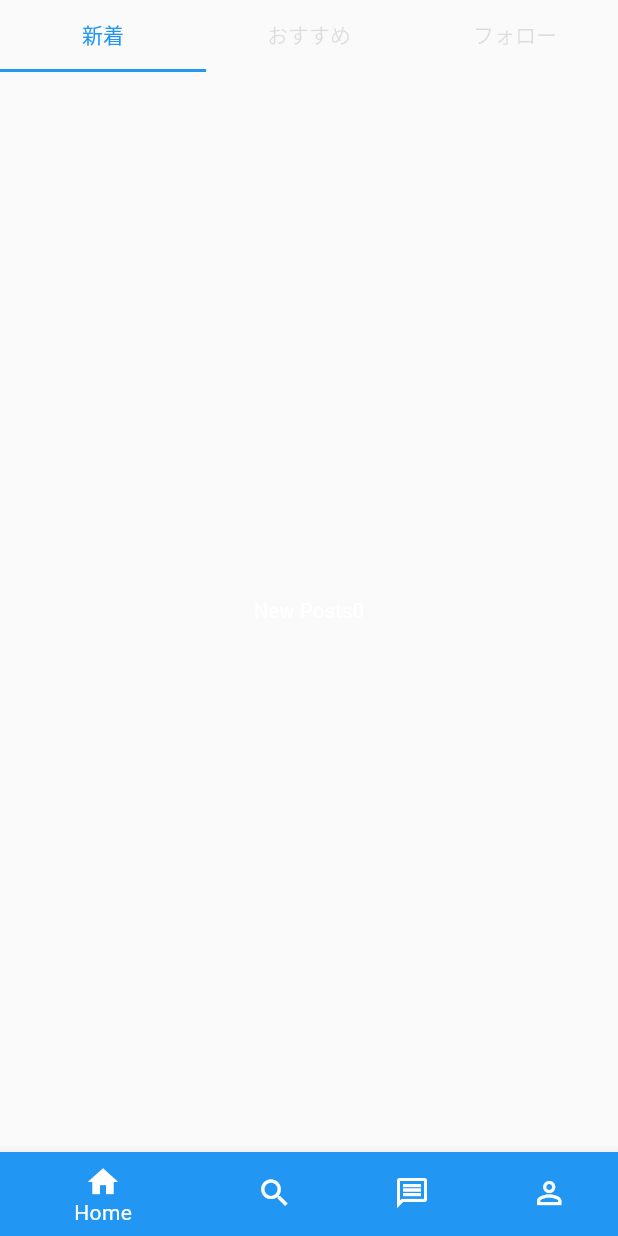
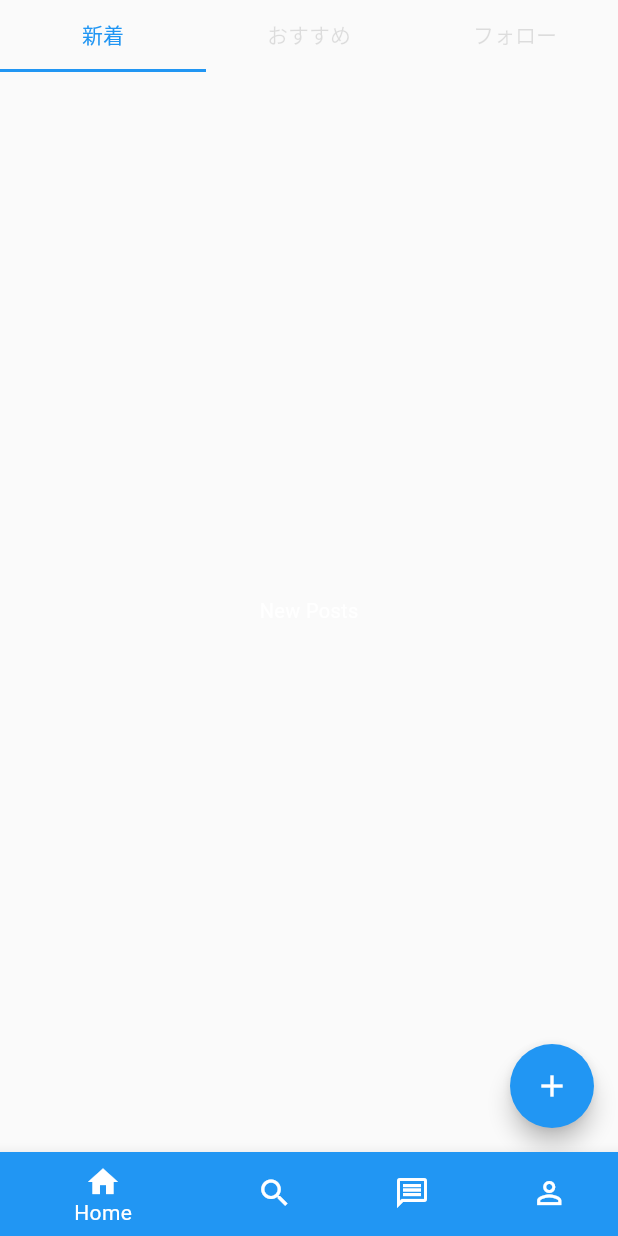
Before and after one commit to koukisugimoto/bulletin-board, a Flutter app: the screen it shows after launch, after a tap on "ログイン", on a phone screen of 412 x 824 dp. Run offline on Flutter 3.47's test engine with Material 2 defaults, Android fonts, the light colour scheme and no system bars; our stand-ins replace flutter_screenutil.

Commit message:
ページ作成

```diff
--- a/bulletin_board_app/lib/create_account_page.dart
+++ b/bulletin_board_app/lib/create_account_page.dart
@@ -33,7 +33,7 @@ class createAccountPage extends StatelessWidget{
             ),
             ElevatedButton(
                 onPressed: () {
-                  Navigator.push(context, MaterialPageRoute(builder: (context) => followTopicPage()));
+                  Navigator.push(context, MaterialPageRoute(builder: (context) => followTopicPage(), fullscreenDialog: true));
                 },
                 child: Text('送信', style: TextStyle(fontSize: 20.sp),),
             ),
--- a/bulletin_board_app/lib/follow_topic.dart
+++ b/bulletin_board_app/lib/follow_topic.dart
@@ -8,7 +8,7 @@ class followTopicPage extends StatelessWidget {
   Widget build(BuildContext context) {
     return Scaffold(
       appBar: AppBar(
-        title: Text('気になるトピックをフォロー'),
+        title: const Text('気になるトピックをフォロー'),
         automaticallyImplyLeading: false,
       ),
       body: SingleChildScrollView(
--- a/bulletin_board_app/lib/home.dart
+++ b/bulletin_board_app/lib/home.dart
@@ -1,49 +1,36 @@
 import 'package:flutter/material.dart';
 import 'package:flutter_screenutil/flutter_screenutil.dart';
+import 'search_page.dart';
+import 'message_page.dart';
+import 'my_profile_page.dart';
+import 'timelinePage.dart';
 
 class home extends StatefulWidget {
   const home({super.key});
 
-
   @override
-  _homePage createState() => _homePage();
+  _home createState() => _home();
 }
 
-class _homePage extends State<home> {
+class _home extends State<home> {
 
   int _selectedIndex = 0;
+
+  final _pages = <Widget>[
+    timeline(),
+    serchPage(),
+    messagePage(),
+    myProfile(),
+  ];
 
   @override
   Widget build(BuildContext context) {
     return Scaffold(
-      body: SafeArea(
-        child: DefaultTabController(
-          length: 3,
-          child: Column(
-            crossAxisAlignment: CrossAxisAlignment.center,
-            children: [
-              TabBar(
-                labelColor: Colors.blue,
-                unselectedLabelColor: Colors.black12,
-                tabs: [Tab(text: '新着'), Tab(text: 'おすすめ'), Tab(text: 'フォロー')],
-              ),
-              Expanded(
-                  child: TabBarView(
-                      children: [
-                        Center(child: Text('New Posts' + '$_selectedIndex'),),
-                        Center(child: Text('recommendation' + '$_selectedIndex'),),
-                        Center(child: Text('Follow Post' + '$_selectedIndex'),)
-                      ]
-                  )
-              )
-            ],
-          ),
-        ),
-      ),
+      body: _pages[_selectedIndex],
       bottomNavigationBar: BottomNavigationBar(
         currentIndex: _selectedIndex,
         onTap: _onItemTapped,
-        items: const <BottomNavigationBarItem> [
+        items: const <BottomNavigationBarItem>[
           BottomNavigationBarItem(
             label: 'Home',
             icon: Icon(Icons.home_outlined),
@@ -79,5 +66,4 @@ class _homePage extends State<home> {
     });
   }
 
-
 }
--- a/bulletin_board_app/lib/main.dart
+++ b/bulletin_board_app/lib/main.dart
@@ -27,6 +27,12 @@ class MyApp extends StatelessWidget {
             primarySwatch: Colors.blue,
             textTheme: Typography.englishLike2018.apply(fontSizeFactor: 1.sp),
           ),
+          // routes: {
+          //   '/':(context) => const home(),
+          //   '/1':(context) => serchPage(),
+          //   '/2':(context) => messagePage(),
+          //   '/3':(context) => myProfile(),
+          // },
           home: const MyHomePage(title: 'First Method',),
         );
       },
@@ -79,7 +85,7 @@ class _MyHomePageState extends State<MyHomePage> {
                   padding: const EdgeInsets.fromLTRB(20, 10, 20, 10)
               ),
               onPressed: () {
-                Navigator.push(context, MaterialPageRoute(builder: (context) => home()));
+                Navigator.push(context, MaterialPageRoute(builder: (context) => const home()));
               },
               child: Text('ログイン', style: TextStyle(fontSize: 25.sp, color: Colors.white)),
             )
--- /dev/null
+++ b/bulletin_board_app/lib/timelinePage.dart
@@ -0,0 +1,38 @@
+import 'package:flutter/material.dart';
+
+class timeline extends StatelessWidget {
+
+  @override
+  Widget build(BuildContext context) {
+    return Scaffold(
+      body: SafeArea(
+        child: DefaultTabController(
+          length: 3,
+          child: Column(
+            crossAxisAlignment: CrossAxisAlignment.center,
+            children: const [
+              TabBar(
+                labelColor: Colors.blue,
+                unselectedLabelColor: Colors.black12,
+                tabs: [Tab(text: '新着'), Tab(text: 'おすすめ'), Tab(text: 'フォロー')],
+              ),
+              Expanded(
+                  child: TabBarView(
+                      children: [
+                        Center(child: Text('New Posts',)),
+                        Center(child: Text('recommendation')),
+                        Center(child: Text('Follow Post')),
+                      ]
+                  )
+              )
+            ],
+          ),
+        ),
+      ),
+      floatingActionButton: FloatingActionButton(
+        child: const Icon(Icons.add),
+        onPressed: () {},
+      ),
+    );
+  }
+}
```
Also changed, not shown: bulletin_board_app/lib/message_page.dart (added, +13 -0 lines), bulletin_board_app/lib/my_profile_page.dart (added, +13 -0 lines), bulletin_board_app/lib/search_page.dart (added, +13 -0 lines), navigator_test_app/lib/align.dart (added), navigator_test_app/lib/input.dart (added), navigator_test_app/lib/sageArea.dart (added).
